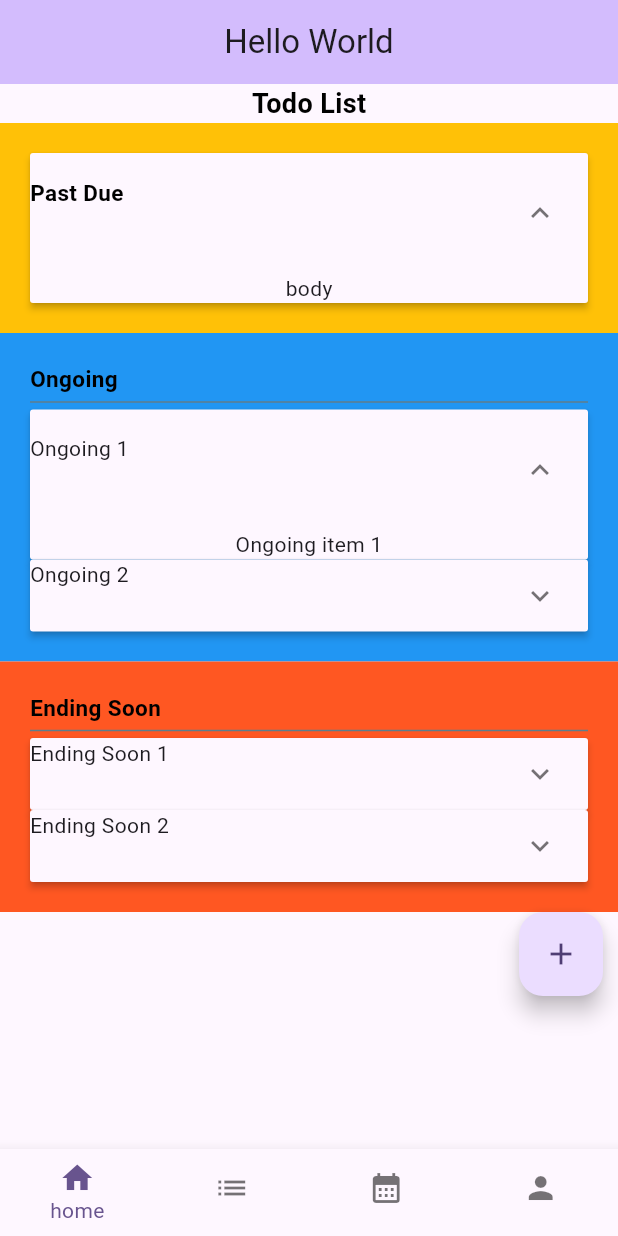
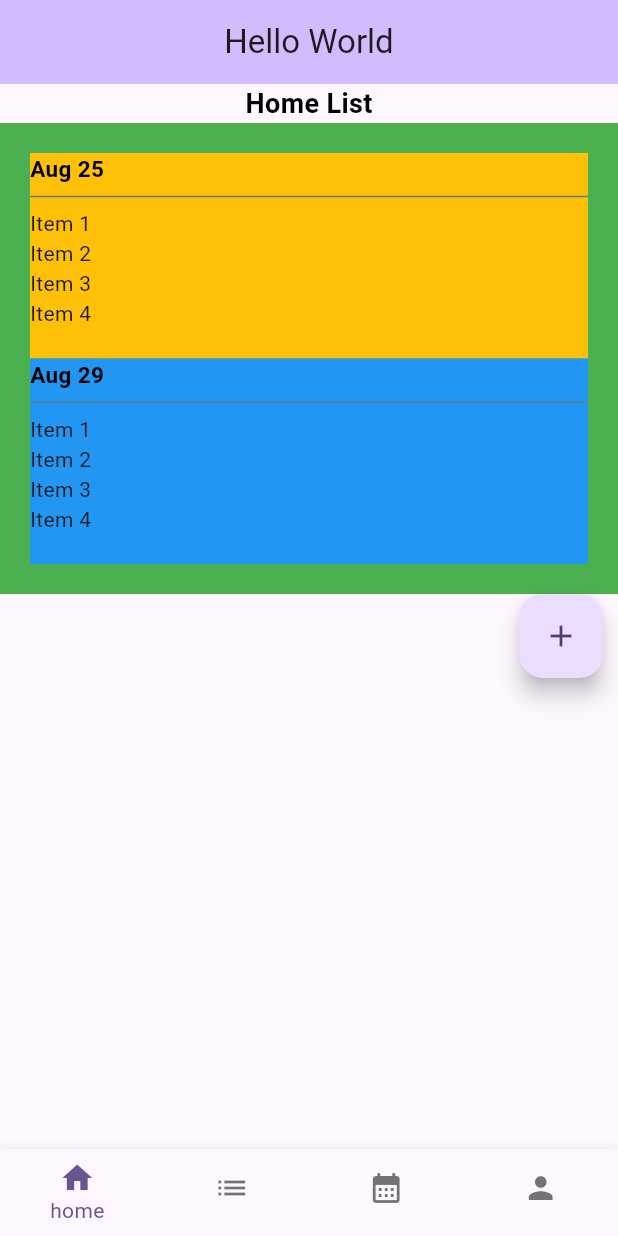
Before and after one commit to Gurinderp/todoList_flutter, a Flutter app: the screen it shows after launch, on a phone screen of 412 x 824 dp. Run offline on Flutter 3.47's test engine with Material 3 defaults, Android fonts, the phone set to English and light mode, and no system bars.

Commit message:
added homeitems file for home screen

```diff
--- a/lib/main.dart
+++ b/lib/main.dart
@@ -1,4 +1,5 @@
 import 'package:flutter/material.dart';
+import 'package:todolist_app/screens/homeitems.dart';
 import 'package:todolist_app/screens/listitems.dart';
 import 'package:todolist_app/screens/profile.dart';
 
@@ -33,7 +34,7 @@ class MyHomePage extends StatefulWidget {
 class _MyHomePageState extends State<MyHomePage> {
   int currIndex = 0;
 
-  List<Widget> body = const [Listitems(), Profile(), Listitems(), Profile()];
+  List<Widget> body = const [Homeitems(), Listitems(), Profile(), Profile()];
 
   @override
   Widget build(BuildContext context) {
--- /dev/null
+++ b/lib/screens/homeitems.dart
@@ -0,0 +1,91 @@
+import 'package:flutter/material.dart';
+
+class Homeitems extends StatelessWidget {
+  const Homeitems({super.key});
+
+  void _floatingAction() {}
+
+  @override
+  Widget build(BuildContext context) {
+    return Center(
+      child: Column(
+        children: [
+          Text(
+            "Home List",
+            style: TextStyle(
+              color: Colors.black,
+              fontSize: 18,
+              fontWeight: FontWeight.w600,
+            ),
+          ),
+          Container(
+            color: Colors.green,
+            padding: EdgeInsets.all(20),
+            child: Column(
+              crossAxisAlignment: CrossAxisAlignment.start,
+              children: [
+                Container(
+                  color: Colors.amber,
+                  padding: EdgeInsets.fromLTRB(0, 0, 0, 20),
+                  child: Column(
+                    crossAxisAlignment: CrossAxisAlignment.start,
+                    children: [
+                      Text(
+                        "Aug 25",
+                        style: TextStyle(
+                          color: Colors.black,
+                          fontSize: 15,
+                          fontWeight: FontWeight.w600,
+                        ),
+                      ),
+                      Divider(color: Colors.blueGrey),
+                      Text("Item 1"),
+                      Text("Item 2"),
+                      Text("Item 3"),
+                      Text("Item 4"),
+                    ],
+                  ),
+                ),
+
+                Container(
+                  padding: EdgeInsets.fromLTRB(0, 0, 0, 20),
+                  color: Colors.blue,
+                  child: Column(
+                    crossAxisAlignment: CrossAxisAlignment.start,
+                    children: [
+                      Text(
+                        "Aug 29",
+                        style: TextStyle(
+                          color: Colors.black,
+                          fontSize: 15,
+                          fontWeight: FontWeight.w600,
+                        ),
+                      ),
+                      Divider(color: Colors.blueGrey),
+                      Text("Item 1"),
+                      Text("Item 2"),
+                      Text("Item 3"),
+                      Text("Item 4"),
+                    ],
+                  ),
+                ),
+              ],
+            ),
+          ),
+
+          Container(
+            padding: EdgeInsets.fromLTRB(0, 0, 10, 10),
+            child: Align(
+              alignment: Alignment.centerRight,
+              child: FloatingActionButton(
+                onPressed: _floatingAction,
+                tooltip: 'Increment',
+                child: const Icon(Icons.add),
+              ),
+            ),
+          ),
+        ],
+      ),
+    );
+  }
+}
```
